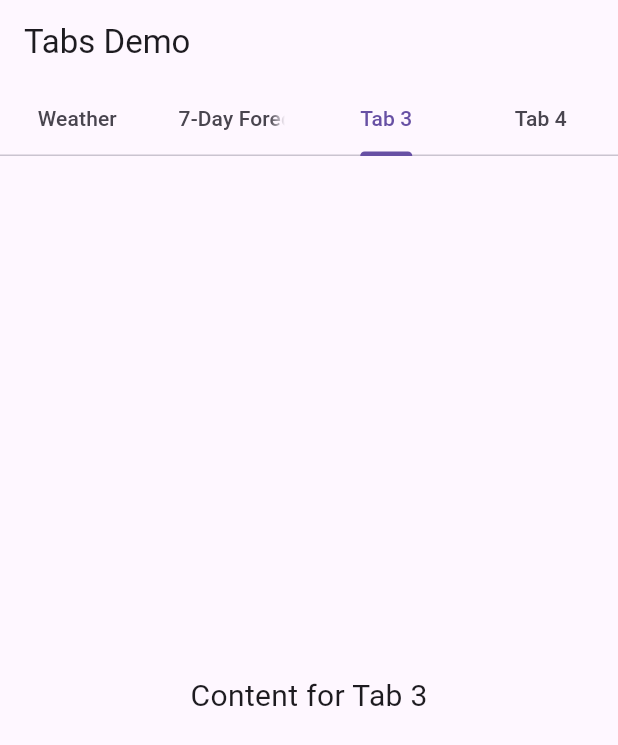
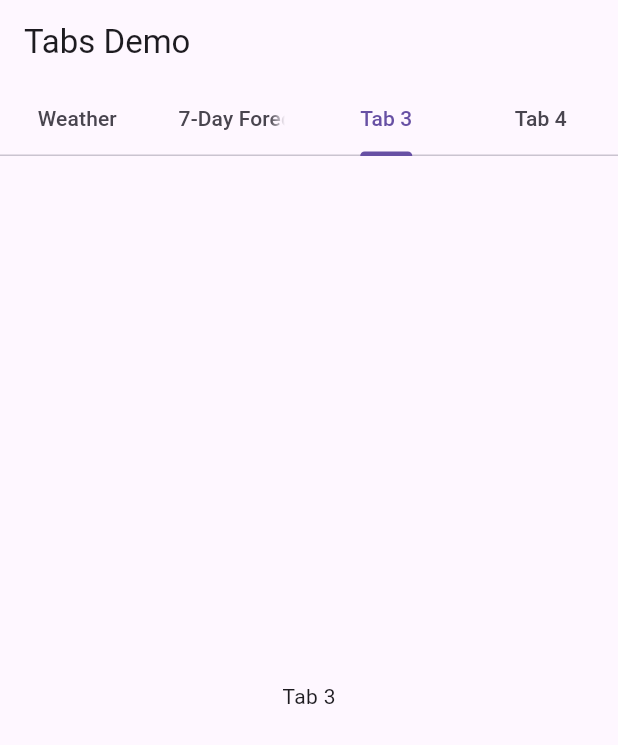
Before and after one commit to Mobile-app-dev-fall-2025/inclass3, a Flutter app: the screen it shows after launch, tab 3 chosen, on a phone screen of 412 x 824 dp. Shown: the top 745 px of the screen. Run offline on Flutter 3.47's test engine with Material 3 defaults, Android fonts, the phone set to English and light mode, and no system bars.

Commit message:
Update main.dart
updates

```diff
--- a/weatherapp/lib/main.dart
+++ b/weatherapp/lib/main.dart
@@ -207,12 +207,10 @@ class __TabsNonScrollableDemoState extends State<_TabsNonScrollableDemo>
 
           //tab 3 and 4 blank
           Center(
-            child: Text("Content for Tab 3",
-                style: const TextStyle(fontSize: 20)),
+            child: Text("Tab 3",),
           ),
           Center(
-            child: Text("Content for Tab 4",
-                style: const TextStyle(fontSize: 20)),
+            child: Text("Tab 4",),
           ),
         ],
       ),
```
